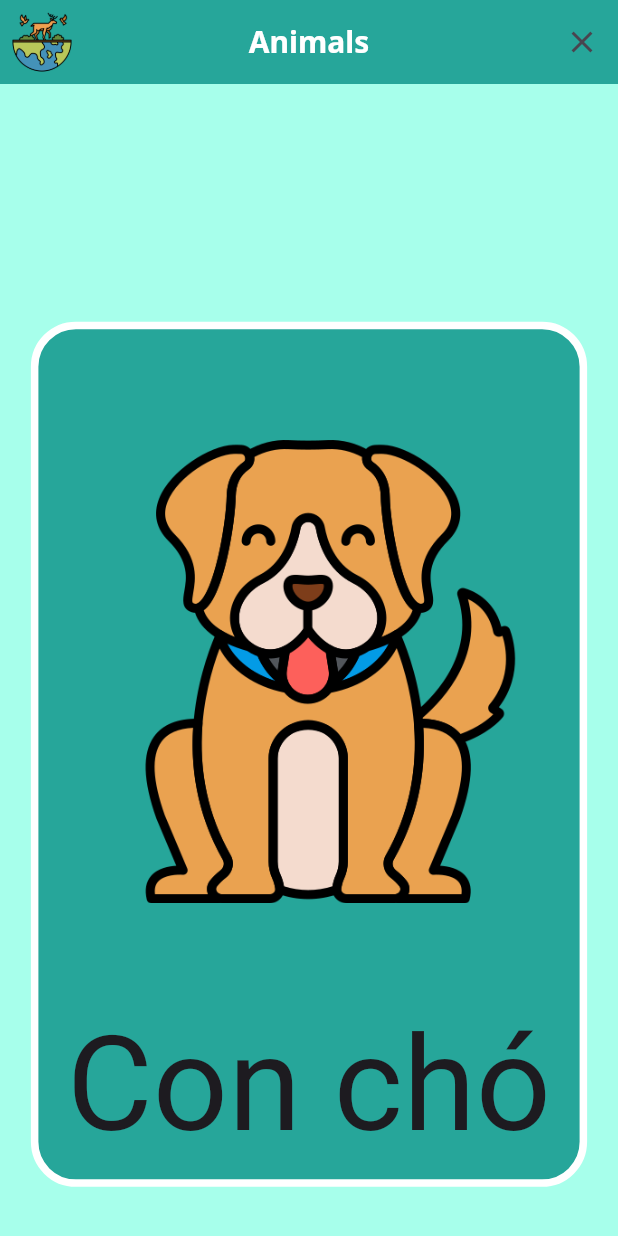
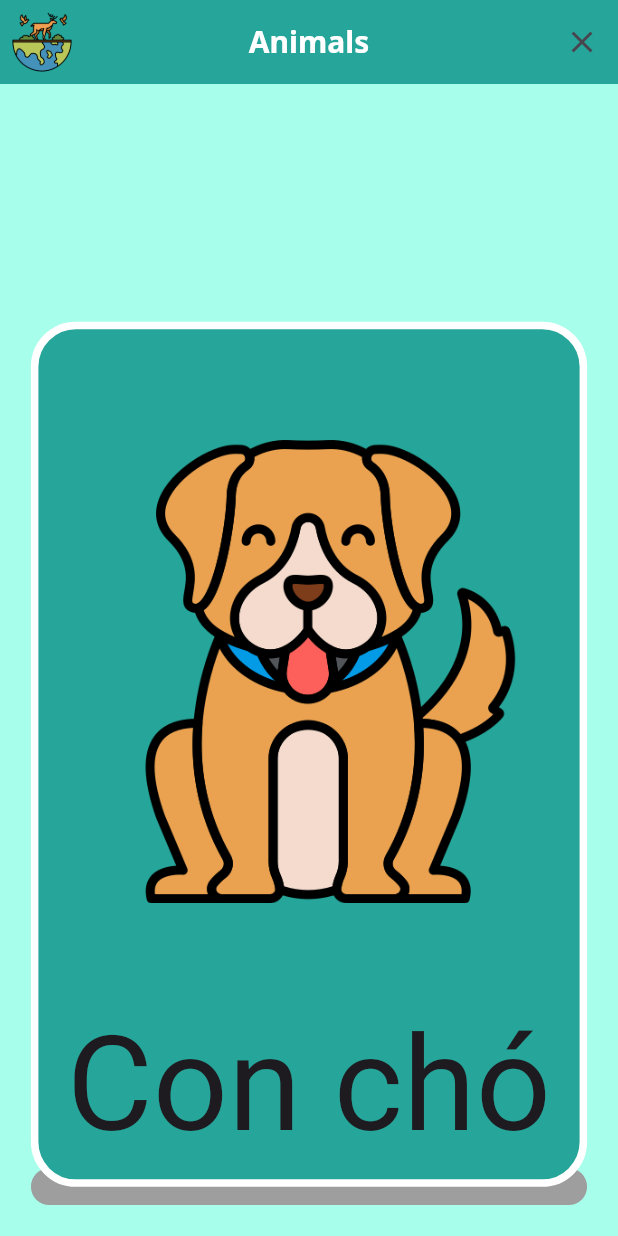
Before and after one commit to doanquangminh14/2025_LTTBDD_N04_DoanQuangMinh, a Flutter app: the screen it shows after launch, after a tap on "Animals", on a phone screen of 412 x 824 dp. Run offline on Flutter 3.47's test engine with Material 3 defaults, Android fonts, the light colour scheme and no system bars; our stand-ins replace flutter_tts, google_fonts.

Commit message:
Progress Bar

```diff
--- /dev/null
+++ b/lib/components/flashcards_page/progress_bar.dart
@@ -0,0 +1,66 @@
+import 'package:flashcard_app/configs/constants.dart';
+import 'package:flashcard_app/notifiers/flashcards_notifier.dart';
+import 'package:flutter/material.dart';
+import 'package:provider/provider.dart';
+
+class ProgressBar extends StatefulWidget {
+  const ProgressBar({super.key});
+
+  @override
+  State<ProgressBar> createState() => _ProgressBarState();
+}
+
+class _ProgressBarState extends State<ProgressBar> with SingleTickerProviderStateMixin {
+  late AnimationController _controller;
+
+  double beginValue = 0.0, endValue = 0.0;
+
+  @override
+  void initState() {
+    super.initState();
+    _controller = AnimationController(
+        duration: const Duration(milliseconds: 300),
+        vsync: this);
+  }
+
+  @override
+  void dispose() {
+    _controller.dispose();
+    super.dispose();
+  }
+
+  @override
+  Widget build(BuildContext context) {
+    final size = MediaQuery.of(context).size;
+    return Selector<FlashcardsNotifier, double>(
+      selector: (_,notifier) => notifier.percentComplete,
+      builder: (_,percentComplete,__) {
+         endValue = percentComplete;
+         if(endValue == 0){
+           beginValue =0 ;
+         }
+
+         var animation = Tween<double>(begin:  beginValue, end:  endValue)
+             .animate(CurvedAnimation(parent: _controller, curve: Curves.easeInOutCirc));
+
+         _controller.reset();
+         _controller.forward();
+         beginValue = endValue;
+
+        return AnimatedBuilder(
+          animation: _controller,
+          builder:(context,child) => Padding(
+          padding: EdgeInsets.all(size.width * 0.05),
+          child: ClipRRect(
+            borderRadius: BorderRadius.circular(kCircularBorderRadius),
+            child: LinearProgressIndicator(
+              minHeight: size.height * 0.03,
+              value: animation.value,
+            ),
+          ),
+                ),
+        );
+      },
+    );
+  }
+}
--- a/lib/configs/themes.dart
+++ b/lib/configs/themes.dart
@@ -57,10 +57,14 @@ final appTheme = ThemeData(
         fontFamily: GoogleFonts.notoSans().fontFamily,
         color: Colors.white,
           fontSize: 15,
-      )
+      ),
 
-    )
-  )
+    ),
+  ),
 
+    progressIndicatorTheme: ProgressIndicatorThemeData(
+     color: ngocdam,
+  linearTrackColor: Colors.grey,
+),
 
 );
--- a/lib/notifiers/flashcards_notifier.dart
+++ b/lib/notifiers/flashcards_notifier.dart
@@ -15,6 +15,19 @@ calculateCorrectPercentage(){
   final percentage = correctTally / cardTally;
   correctPercentage = (percentage * 100).round();
 }
+
+double percentComplete = 0.0;
+
+calculateCompletedPercent(){
+  percentComplete = (correctTally + incorrectTally) / cardTally;
+  notifyListeners();
+}
+
+resetprogressBar(){
+    percentComplete = 0.0;
+    notifyListeners();
+}
+
 
   List<Word> incorrectCards = [];
 
@@ -52,6 +65,7 @@ generateAllSelectedWords(){
     cardTally = selectedWords.length;
     correctTally = 0;
     incorrectTally = 0;
+    resetprogressBar();
 }
 
 generateCurrentWord({required BuildContext context}){
@@ -87,6 +101,7 @@ updateCardOutcome({required Word word, required bool isCorrect}){
     }else{
       correctTally++;
     }
+    calculateCompletedPercent();
     notifyListeners();
 }
 
--- a/lib/pages/flashcards_page.dart
+++ b/lib/pages/flashcards_page.dart
@@ -2,6 +2,7 @@
 //import 'package:flashcard_app/animations/slide_animation.dart';
 import 'package:flashcard_app/components/flashcards_page/card_1.dart';
 import 'package:flashcard_app/components/flashcards_page/card_2.dart';
+import 'package:flashcard_app/components/flashcards_page/progress_bar.dart';
 //import 'package:flashcard_app/enums/slide_direction.dart';
 import 'package:flashcard_app/notifiers/flashcards_notifier.dart';
 import 'package:flutter/material.dart';
@@ -37,7 +38,14 @@ class _FlashcardsPageState extends State<FlashcardsPage> {
         ),
         body: IgnorePointer(
           ignoring: notifier.ignoreTouches,
-          child: Stack(children: [Card2(), Card1()]),
+          child: Stack(children: [
+            Align(
+                alignment: Alignment.bottomCenter,
+                child: ProgressBar()),
+            Card2(),
+            Card1(),
+           ],
+          ),
         ),
       ),
     );
```
